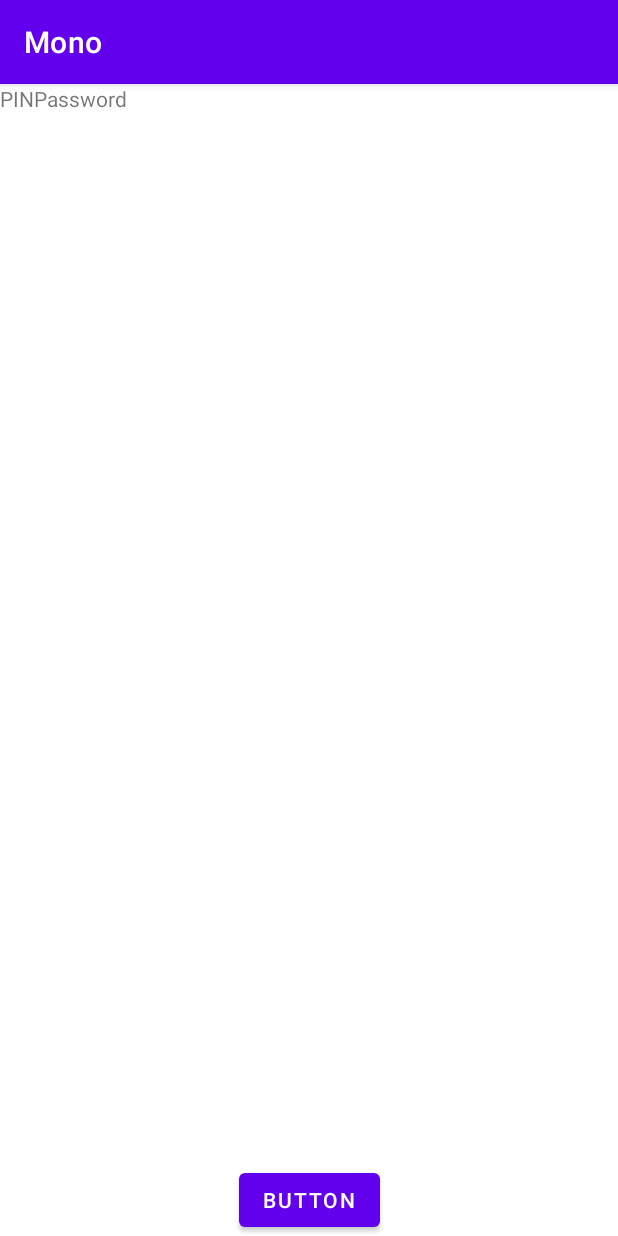
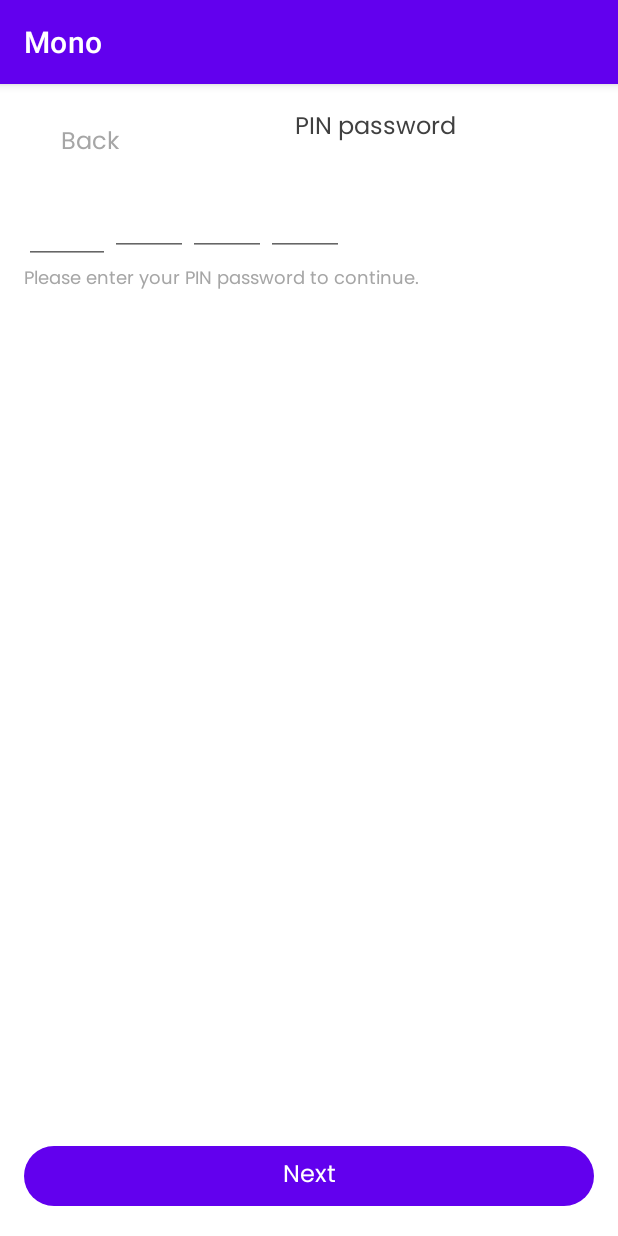
Before and after one commit to Fiz2004/Mono, an Android app: the PINPasswordFragment screen opened through its navigation route, on a phone screen of 412 x 824 dp. Run offline under Robolectric (Android 15) with nearby library versions, the phone set to English and light mode, and no system bars; our stand-ins replace navigation-ui.

Commit message:
PIN password

```diff
--- a/app/src/main/java/com/fiz/mono/ui/PINPasswordFragment.kt
+++ b/app/src/main/java/com/fiz/mono/ui/PINPasswordFragment.kt
@@ -44,7 +44,7 @@ class PINPasswordFragment : Fragment() {
 
     override fun onViewCreated(view: View, savedInstanceState: Bundle?) {
         super.onViewCreated(view, savedInstanceState)
-        view.findViewById<Button>(R.id.button2).setOnClickListener {
+        view.findViewById<Button>(R.id.nextPINPasswordButton).setOnClickListener {
             val action =
                 PINPasswordFragmentDirections
                     .actionPINPasswordFragmentToInputFragment()
--- a/app/src/main/res/layout/fragment_p_i_n_password.xml
+++ b/app/src/main/res/layout/fragment_p_i_n_password.xml
@@ -4,21 +4,84 @@
     xmlns:tools="http://schemas.android.com/tools"
     android:layout_width="match_parent"
     android:layout_height="match_parent"
+    android:padding="16dp"
     tools:context=".ui.PINPasswordFragment">
 
-    <!-- TODO: Update blank fragment layout -->
-    <TextView
-        android:layout_width="match_parent"
-        android:layout_height="match_parent"
-        android:text="PINPassword"
+    <Button
+        android:id="@+id/backPINPasswordButton"
+        android:layout_width="wrap_content"
+        android:layout_height="wrap_content"
+        android:text="@string/back"
+        style="@style/back"
         app:layout_constraintStart_toStartOf="parent"
         app:layout_constraintTop_toTopOf="parent" />
 
-    <Button
-        android:id="@+id/button2"
+    <TextView
+        android:id="@+id/textView"
         android:layout_width="wrap_content"
         android:layout_height="wrap_content"
-        android:text="Button"
+        android:text="@string/pin_password"
+        android:textAppearance="@style/title"
+        app:layout_constraintEnd_toEndOf="parent"
+        app:layout_constraintStart_toEndOf="@+id/backPINPasswordButton"
+        app:layout_constraintTop_toTopOf="@+id/backPINPasswordButton" />
+
+    <EditText
+        android:id="@+id/editTextNumber"
+        android:layout_width="57dp"
+        android:layout_height="57dp"
+        style="@style/pass"
+        android:maxLength="1"
+        android:inputType="numberDecimal"
+        app:layout_constraintStart_toStartOf="parent"
+        app:layout_constraintTop_toBottomOf="@+id/backPINPasswordButton" />
+
+    <EditText
+        android:id="@+id/editTextNumber2"
+        android:layout_width="52dp"
+        android:layout_height="52dp"
+        android:maxLength="1"
+        android:inputType="numberDecimal"
+        app:layout_constraintStart_toEndOf="@+id/editTextNumber"
+        app:layout_constraintTop_toBottomOf="@+id/backPINPasswordButton" />
+
+    <EditText
+        android:id="@+id/editTextNumber3"
+        android:layout_width="52dp"
+        android:layout_height="52dp"
+        android:maxLength="1"
+        android:inputType="numberDecimal"
+        app:layout_constraintStart_toEndOf="@+id/editTextNumber2"
+        app:layout_constraintTop_toBottomOf="@+id/backPINPasswordButton" />
+
+    <EditText
+        android:id="@+id/editTextNumber4"
+        android:layout_width="52dp"
+        android:layout_height="52dp"
+        android:maxLength="1"
+        android:inputType="numberDecimal"
+        app:layout_constraintStart_toEndOf="@+id/editTextNumber3"
+        app:layout_constraintTop_toBottomOf="@+id/backPINPasswordButton" />
+
+    <TextView
+        android:id="@+id/textView2"
+        android:layout_width="wrap_content"
+        android:layout_height="wrap_content"
+        style="@style/description"
+        android:textSize="12sp"
+        android:text="@string/enter_PIN"
+        app:layout_constraintStart_toStartOf="parent"
+        app:layout_constraintTop_toBottomOf="@+id/editTextNumber" />
+
+    <Button
+        android:id="@+id/nextPINPasswordButton"
+        android:layout_width="0dp"
+        android:layout_height="wrap_content"
+        android:text="@string/next"
+        tools:text="Next"
+        style="@style/Widget.Material3.Button"
+        android:minHeight="48dp"
+        android:textAppearance="@style/text"
         app:layout_constraintBottom_toBottomOf="parent"
         app:layout_constraintEnd_toEndOf="parent"
         app:layout_constraintStart_toStartOf="parent" />
```
